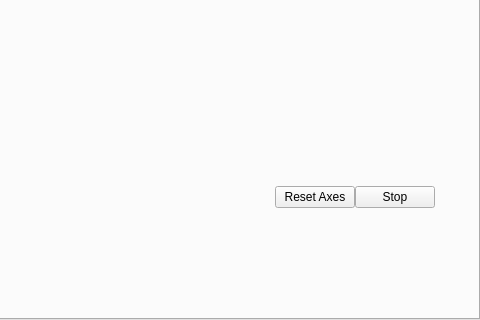
Above: gui/ui/MotionFrame.ui from nico88chessa/MIBDV before the change; both pictures show x 344 to 824 and y 384 to 704 of the 824 by 704 pixel window. Below: the same form after it.
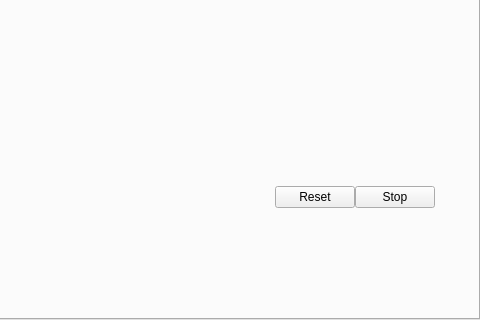
That is the form after the change. Custom widgets are drawn as their Qt base class.

Diff of the .ui file:
```diff
--- a/gui/ui/MotionFrame.ui
+++ b/gui/ui/MotionFrame.ui
@@ -207,7 +207,7 @@
           <item>
            <widget class="QPushButton" name="pbResetAxes">
             <property name="text">
-             <string>Reset Axes</string>
+             <string>Reset</string>
             </property>
            </widget>
           </item>
```
